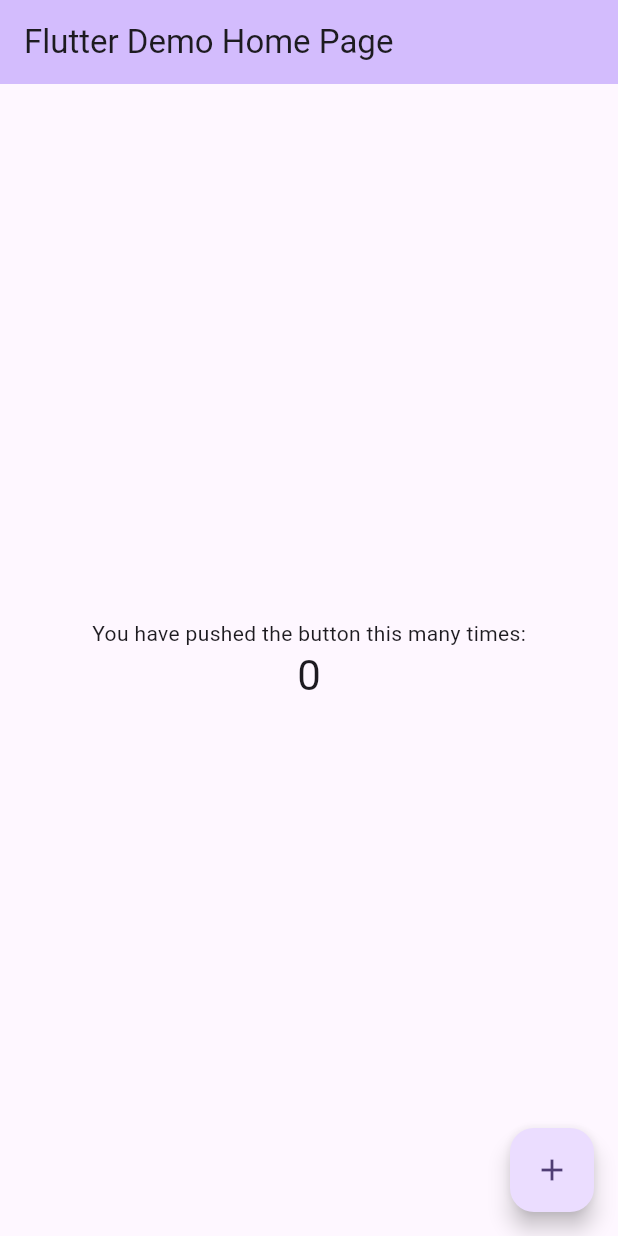
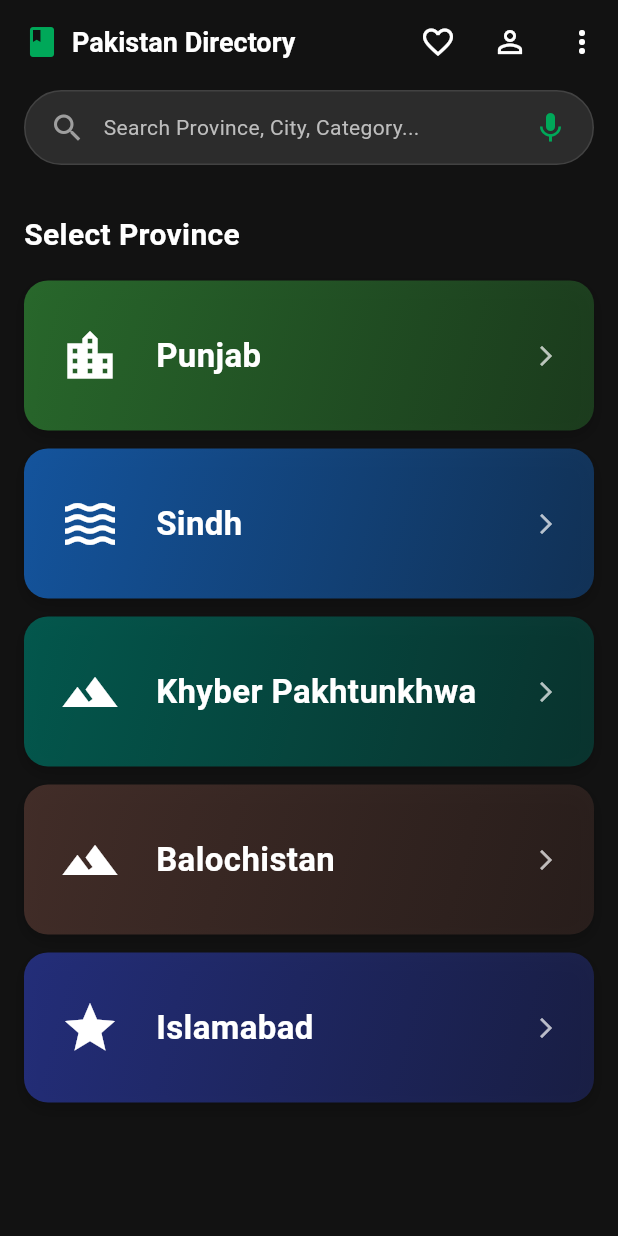
Before and after one commit to could-ai/019aa339-62ab-75e1-ab9e-a4db368ff222, a Flutter app: the screen it shows after launch, on a phone screen of 412 x 824 dp. Run offline on Flutter 3.47's test engine with Material 3 defaults, Android fonts, the phone set to English and light mode, and no system bars.

Commit message:
Created data models and static data for Provinces, Cities, and Categories to support the directory structure.; Configured MaterialApp with a dark professional theme, custom page transitions, and named routes for navigation.; Implemented HomeScreen with a sticky search bar, top navigation icons, and a list of Province cards with gradient backgrounds.; Implemented CitiesScreen to dynamically display the list of cities for the selected province.; Implemented CategoriesScreen to display service icons in a grid layout.; Implemented GlobalSearchDelegate to handle search functionality across Provinces, Cities, and Categories with auto-suggestions.

```diff
--- /dev/null
+++ b/usr/lib/data/app_data.dart
@@ -0,0 +1,83 @@
+import 'package:flutter/material.dart';
+
+class AppData {
+  static final List<Province> provinces = [
+    Province(
+      name: 'Punjab',
+      cities: [
+        'Lahore', 'Faisalabad', 'Multan', 'Rawalpindi', 'Gujranwala',
+        'Sialkot', 'Bahawalpur', 'Sargodha', 'Sheikhupura'
+      ],
+      icon: Icons.location_city,
+      color: Colors.green.shade800,
+    ),
+    Province(
+      name: 'Sindh',
+      cities: [
+        'Karachi', 'Hyderabad', 'Sukkur', 'Larkana', 'Nawabshah',
+        'Mirpurkhas', 'Khairpur', 'Shikarpur', 'Jacobabad'
+      ],
+      icon: Icons.waves,
+      color: Colors.blue.shade800,
+    ),
+    Province(
+      name: 'Khyber Pakhtunkhwa',
+      cities: [
+        'Peshawar', 'Mardan', 'Abbottabad', 'Kohat', 'D.I. Khan',
+        'Swat', 'Charsadda', 'Bannu', 'Mingora'
+      ],
+      icon: Icons.landscape,
+      color: Colors.teal.shade800,
+    ),
+    Province(
+      name: 'Balochistan',
+      cities: [
+        'Quetta', 'Gwadar', 'Turbat', 'Khuzdar', 'Chaman',
+        'Sibi', 'Zhob', 'Mastung', 'Panjgur'
+      ],
+      icon: Icons.terrain,
+      color: Colors.brown.shade800,
+    ),
+    Province(
+      name: 'Islamabad',
+      cities: [], // Direct to categories
+      icon: Icons.star,
+      color: Colors.indigo.shade800,
+    ),
+  ];
+
+  static final List<CategoryItem> categories = [
+    CategoryItem('Hospitals', Icons.local_hospital, Colors.redAccent),
+    CategoryItem('Schools', Icons.school, Colors.orangeAccent),
+    CategoryItem('Colleges', Icons.account_balance, Colors.amber),
+    CategoryItem('Universities', Icons.school_outlined, Colors.deepPurpleAccent),
+    CategoryItem('Shopping Malls', Icons.shopping_bag, Colors.pinkAccent),
+    CategoryItem('Restaurants', Icons.restaurant, Colors.deepOrange),
+    CategoryItem('Police Stations', Icons.local_police, Colors.blueGrey),
+    CategoryItem('Fire Brigade', Icons.local_fire_department, Colors.red),
+    CategoryItem('Ambulance Service', Icons.medical_services, Colors.redAccent),
+    CategoryItem('Airports', Icons.flight, Colors.blue),
+  ];
+}
+
+class Province {
+  final String name;
+  final List<String> cities;
+  final IconData icon;
+  final Color color;
+
+  Province({
+    required this.name,
+    required this.cities,
+    required this.icon,
+    required this.color,
+  });
+}
+
+class CategoryItem {
+  final String name;
+  final IconData icon;
+  final Color color;
+
+  CategoryItem(this.name, this.icon, this.color);
+}
--- a/usr/lib/main.dart
+++ b/usr/lib/main.dart
@@ -1,120 +1,54 @@
 import 'package:flutter/material.dart';
+import 'package:couldai_user_app/data/app_data.dart';
+import 'package:couldai_user_app/screens/home_screen.dart';
+import 'package:couldai_user_app/screens/cities_screen.dart';
+import 'package:couldai_user_app/screens/categories_screen.dart';
 
 void main() {
-  runApp(const MyApp());
+  runApp(const PakistanDirectoryApp());
 }
 
-class MyApp extends StatelessWidget {
-  const MyApp({super.key});
+class PakistanDirectoryApp extends StatelessWidget {
+  const PakistanDirectoryApp({super.key});
 
-  // This widget is the root of your application.
   @override
   Widget build(BuildContext context) {
     return MaterialApp(
-      title: 'Flutter Demo',
+      title: 'Pakistan Directory',
       debugShowCheckedModeBanner: false,
       theme: ThemeData(
-        // This is the theme of your application.
-        //
-        // TRY THIS: Try running your application with "flutter run". You'll see
-        // the application has a purple toolbar. Then, without quitting the app,
-        // try changing the seedColor in the colorScheme below to Colors.green
-        // and then invoke "hot reload" (save your changes or press the "hot
-        // reload" button in a Flutter-supported IDE, or press "r" if you used
-        // the command line to start the app).
-        //
-        // Notice that the counter didn't reset back to zero; the application
-        // state is not lost during the reload. To reset the state, use hot
-        // restart instead.
-        //
-        // This works for code too, not just values: Most code changes can be
-        // tested with just a hot reload.
-        colorScheme: ColorScheme.fromSeed(seedColor: Colors.deepPurple),
+        brightness: Brightness.dark,
+        primaryColor: const Color(0xFF00A859), // Pakistan Green
+        scaffoldBackgroundColor: const Color(0xFF121212),
+        cardColor: const Color(0xFF1E1E1E),
+        colorScheme: const ColorScheme.dark(
+          primary: Color(0xFF00A859),
+          secondary: Color(0xFF00A859),
+          surface: Color(0xFF1E1E1E),
+        ),
+        appBarTheme: const AppBarTheme(
+          backgroundColor: Color(0xFF121212),
+          elevation: 0,
+          centerTitle: false,
+        ),
+        useMaterial3: true,
+        pageTransitionsTheme: const PageTransitionsTheme(
+          builders: {
+            TargetPlatform.android: CupertinoPageTransitionsBuilder(),
+            TargetPlatform.iOS: CupertinoPageTransitionsBuilder(),
+            TargetPlatform.fuchsia: CupertinoPageTransitionsBuilder(),
+            TargetPlatform.linux: FadeUpwardsPageTransitionsBuilder(),
+            TargetPlatform.macOS: CupertinoPageTransitionsBuilder(),
+            TargetPlatform.windows: FadeUpwardsPageTransitionsBuilder(),
+          },
+        ),
       ),
-      home: const MyHomePage(title: 'Flutter Demo Home Page'),
+      initialRoute: '/',
+      routes: {
+        '/': (context) => const HomeScreen(),
+        '/cities': (context) => const CitiesScreen(),
+        '/categories': (context) => const CategoriesScreen(),
+      },
     );
   }
 }
-
-class MyHomePage extends StatefulWidget {
-  const MyHomePage({super.key, required this.title});
-
-  // This widget is the home page of your application. It is stateful, meaning
-  // that it has a State object (defined below) that contains fields that affect
-  // how it looks.
-
-  // This class is the configuration for the state. It holds the values (in this
-  // case the title) provided by the parent (in this case the App widget) and
-  // used by the build method of the State. Fields in a Widget subclass are
-  // always marked "final".
-
-  final String title;
-
-  @override
-  State<MyHomePage> createState() => _MyHomePageState();
-}
-
-class _MyHomePageState extends State<MyHomePage> {
-  int _counter = 0;
-
-  void _incrementCounter() {
-    setState(() {
-      // This call to setState tells the Flutter framework that something has
-      // changed in this State, which causes it to rerun the build method below
-      // so that the display can reflect the updated values. If we changed
-      // _counter without calling setState(), then the build method would not be
-      // called again, and so nothing would appear to happen.
-      _counter++;
-    });
-  }
-
-  @override
-  Widget build(BuildContext context) {
-    // This method is rerun every time setState is called, for instance as done
-    // by the _incrementCounter method above.
-    //
-    // The Flutter framework has been optimized to make rerunning build methods
-    // fast, so that you can just rebuild anything that needs updating rather
-    // than having to individually change instances of widgets.
-    return Scaffold(
-      appBar: AppBar(
-        // TRY THIS: Try changing the color here to a specific color (to
-        // Colors.amber, perhaps?) and trigger a hot reload to see the AppBar
-        // change color while the other colors stay the same.
-        backgroundColor: Theme.of(context).colorScheme.inversePrimary,
-        // Here we take the value from the MyHomePage object that was created by
-        // the App.build method, and use it to set our appbar title.
-        title: Text(widget.title),
-      ),
-      body: Center(
-        // Center is a layout widget. It takes a single child and positions it
-        // in the middle of the parent.
-        child: Column(
-          // Column is also a layout widget. It takes a list of children and
-          // arranges them vertically. By default, it sizes itself to fit its
-          // children horizontally, and tries to be as tall as its parent.
-          //
-          // Column has various properties to control how it sizes itself and
-          // how it positions its children. Here we use mainAxisAlignment to
-          // center the children vertically; the main axis here is the vertical
-          // axis because Columns are vertical (the cross axis would be
-          // horizontal).
-          //
-          // TRY THIS: Invoke "debug painting" (choose the "Toggle Debug Paint"
-          // action in the IDE, or press "p" in the console), to see the
-          // wireframe for each widget.
-          mainAxisAlignment: MainAxisAlignment.center,
-          children: <Widget>[
-            const Text('You have pushed the button this many times:'),
-            Text('$_counter', style: Theme.of(context).textTheme.headlineMedium),
-          ],
-        ),
-      ),
-      floatingActionButton: FloatingActionButton(
-        onPressed: _incrementCounter,
-        tooltip: 'Increment',
-        child: const Icon(Icons.add),
-      ), // This trailing comma makes auto-formatting nicer for build methods.
-    );
-  }
-}
--- /dev/null
+++ b/usr/lib/screens/home_screen.dart
@@ -0,0 +1,173 @@
+import 'package:flutter/material.dart';
+import 'package:couldai_user_app/data/app_data.dart';
+import 'package:couldai_user_app/widgets/search_delegate.dart';
+
+class HomeScreen extends StatelessWidget {
+  const HomeScreen({super.key});
+
+  @override
+  Widget build(BuildContext context) {
+    return Scaffold(
+      body: CustomScrollView(
+        slivers: [
+          SliverAppBar(
+            floating: true,
+            pinned: true,
+            snap: false,
+            title: const Row(
+              children: [
+                Icon(Icons.book, color: Color(0xFF00A859)),
+                SizedBox(width: 8),
+                Text(
+                  'Pakistan Directory',
+                  style: TextStyle(fontWeight: FontWeight.bold, fontSize: 18),
+                ),
+              ],
+            ),
+            actions: [
+              IconButton(
+                icon: const Icon(Icons.favorite_border),
+                onPressed: () {},
+              ),
+              IconButton(
+                icon: const Icon(Icons.person_outline),
+                onPressed: () {},
+              ),
+              IconButton(
+                icon: const Icon(Icons.more_vert),
+                onPressed: () {},
+              ),
+            ],
+            bottom: PreferredSize(
+              preferredSize: const Size.fromHeight(70),
+              child: Padding(
+                padding: const EdgeInsets.fromLTRB(16, 0, 16, 16),
+                child: InkWell(
+                  onTap: () {
+                    showSearch(
+                      context: context,
+                      delegate: GlobalSearchDelegate(),
+                    );
+                  },
+                  borderRadius: BorderRadius.circular(30),
+                  child: Container(
+                    height: 50,
+                    padding: const EdgeInsets.symmetric(horizontal: 16),
+                    decoration: BoxDecoration(
+                      color: const Color(0xFF2C2C2C),
+                      borderRadius: BorderRadius.circular(30),
+                      border: Border.all(color: Colors.grey.shade800),
+                    ),
+                    child: Row(
+                      children: [
+                        const Icon(Icons.search, color: Colors.grey),
+                        const SizedBox(width: 12),
+                        Text(
+                          'Search Province, City, Category...',
+                          style: TextStyle(color: Colors.grey.shade400),
+                        ),
+                        const Spacer(),
+                        const Icon(Icons.mic, color: Color(0xFF00A859)),
+                      ],
+                    ),
+                  ),
+                ),
+              ),
+            ),
+          ),
+          SliverToBoxAdapter(
+            child: Padding(
+              padding: const EdgeInsets.all(16.0),
+              child: Column(
+                crossAxisAlignment: CrossAxisAlignment.start,
+                children: [
+                  const Text(
+                    'Select Province',
+                    style: TextStyle(
+                      fontSize: 20,
+                      fontWeight: FontWeight.bold,
+                      color: Colors.white,
+                    ),
+                  ),
+                  const SizedBox(height: 16),
+                  ListView.builder(
+                    shrinkWrap: true,
+                    physics: const NeverScrollableScrollPhysics(),
+                    itemCount: AppData.provinces.length,
+                    itemBuilder: (context, index) {
+                      final province = AppData.provinces[index];
+                      return Padding(
+                        padding: const EdgeInsets.only(bottom: 12.0),
+                        child: _buildProvinceCard(context, province),
+                      );
+                    },
+                  ),
+                ],
+              ),
+            ),
+          ),
+        ],
+      ),
+    );
+  }
+
+  Widget _buildProvinceCard(BuildContext context, Province province) {
+    return Material(
+      color: Colors.transparent,
+      child: InkWell(
+        onTap: () {
+          if (province.name == 'Islamabad') {
+            Navigator.pushNamed(
+              context,
+              '/categories',
+              arguments: {'title': 'Islamabad'},
+            );
+          } else {
+            Navigator.pushNamed(
+              context,
+              '/cities',
+              arguments: province,
+            );
+          }
+        },
+        borderRadius: BorderRadius.circular(16),
+        child: Container(
+          height: 100,
+          decoration: BoxDecoration(
+            gradient: LinearGradient(
+              colors: [province.color.withOpacity(0.8), province.color.withOpacity(0.4)],
+              begin: Alignment.topLeft,
+              end: Alignment.bottomRight,
+            ),
+            borderRadius: BorderRadius.circular(16),
+            boxShadow: [
+              BoxShadow(
+                color: Colors.black.withOpacity(0.2),
+                blurRadius: 8,
+                offset: const Offset(0, 4),
+              ),
+            ],
+          ),
+          child: Row(
+            children: [
+              const SizedBox(width: 24),
+              Icon(province.icon, size: 40, color: Colors.white),
+              const SizedBox(width: 24),
+              Text(
+                province.name,
+                style: const TextStyle(
+                  color: Colors.white,
+                  fontSize: 22,
+                  fontWeight: FontWeight.bold,
+                ),
+              ),
+              const Spacer(),
+              const Icon(Icons.arrow_forward_ios, color: Colors.white70, size: 16),
+              const SizedBox(width: 24),
+            ],
+          ),
+        ),
+      ),
+    );
+  }
+}
--- /dev/null
+++ b/usr/lib/widgets/search_delegate.dart
@@ -0,0 +1,150 @@
+import 'package:flutter/material.dart';
+import 'package:couldai_user_app/data/app_data.dart';
+
+class GlobalSearchDelegate extends SearchDelegate {
+  @override
+  ThemeData appBarTheme(BuildContext context) {
+    final theme = Theme.of(context);
+    return theme.copyWith(
+      appBarTheme: theme.appBarTheme.copyWith(
+        backgroundColor: const Color(0xFF121212),
+      ),
+      inputDecorationTheme: const InputDecorationTheme(
+        border: InputBorder.none,
+        hintStyle: TextStyle(color: Colors.grey),
+      ),
+    );
+  }
+
+  @override
+  List<Widget>? buildActions(BuildContext context) {
+    return [
+      IconButton(
+        icon: const Icon(Icons.clear),
+        onPressed: () {
+          query = '';
+        },
+      ),
+    ];
+  }
+
+  @override
+  Widget? buildLeading(BuildContext context) {
+    return IconButton(
+      icon: const Icon(Icons.arrow_back),
+      onPressed: () {
+        close(context, null);
+      },
+    );
+  }
+
+  @override
+  Widget buildResults(BuildContext context) {
+    return _buildSearchResults(context);
+  }
+
+  @override
+  Widget buildSuggestions(BuildContext context) {
+    return _buildSearchResults(context);
+  }
+
+  Widget _buildSearchResults(BuildContext context) {
+    final cleanQuery = query.toLowerCase();
+
+    if (cleanQuery.isEmpty) {
+      return _buildSearchHistory();
+    }
+
+    // Filter logic
+    final List<Widget> results = [];
+
+    // 1. Check Provinces
+    for (var province in AppData.provinces) {
+      if (province.name.toLowerCase().contains(cleanQuery)) {
+        results.add(_buildResultTile(
+          context,
+          province.name,
+          'Province',
+          Icons.map,
+          () {
+             if (province.name == 'Islamabad') {
+                Navigator.pushNamed(context, '/categories', arguments: {'title': 'Islamabad'});
+             } else {
+                Navigator.pushNamed(context, '/cities', arguments: province);
+             }
+          }
+        ));
+      }
+
+      // 2. Check Cities
+      for (var city in province.cities) {
+        if (city.toLowerCase().contains(cleanQuery)) {
+           results.add(_buildResultTile(
+            context,
+            city,
+            'City in ${province.name}',
+            Icons.location_city,
+            () {
+               Navigator.pushNamed(context, '/categories', arguments: {'title': city, 'province': province.name});
+            }
+          ));
+        }
+      }
+    }
+
+    // 3. Check Categories
+    for (var category in AppData.categories) {
+      if (category.name.toLowerCase().contains(cleanQuery)) {
+         results.add(_buildResultTile(
+            context,
+            category.name,
+            'Category',
+            category.icon,
+            () {
+               // Just show snackbar for now as category search is generic
+               ScaffoldMessenger.of(context).showSnackBar(
+                 SnackBar(content: Text('Searching for ${category.name} near you...'))
+               );
+            }
+          ));
+      }
+    }
+
+    if (results.isEmpty) {
+      return Center(
+        child: Column(
+          mainAxisAlignment: MainAxisAlignment.center,
+          children: [
+            const Icon(Icons.search_off, size: 64, color: Colors.grey),
+            const SizedBox(height: 16),
+            Text('No results found for "$query"', style: const TextStyle(color: Colors.grey)),
+          ],
+        ),
+      );
+    }
+
+    return ListView(children: results);
+  }
+
+  Widget _buildSearchHistory() {
+    return ListView(
+      children: [
+        const Padding(
+          padding: EdgeInsets.all(16.0),
+          child: Text('Recent Searches', style: TextStyle(color: Colors.grey)),
+        ),
+        _buildResultTile(context, 'Lahore Hospitals', 'History', Icons.history, () { query = 'Lahore Hospitals'; }),
+        _buildResultTile(context, 'Islamabad Schools', 'History', Icons.history, () { query = 'Islamabad Schools'; }),
+      ],
+    );
+  }
+
+  Widget _buildResultTile(BuildContext context, String title, String subtitle, IconData icon, VoidCallback onTap) {
+    return ListTile(
+      leading: Icon(icon, color: Theme.of(context).primaryColor),
+      title: Text(title, style: const TextStyle(color: Colors.white)),
+      subtitle: Text(subtitle, style: const TextStyle(color: Colors.grey)),
+      onTap: onTap,
+    );
+  }
+}
```
Also changed, not shown: usr/lib/screens/categories_screen.dart (added, +94 -0 lines), usr/lib/screens/cities_screen.dart (added, +56 -0 lines).
